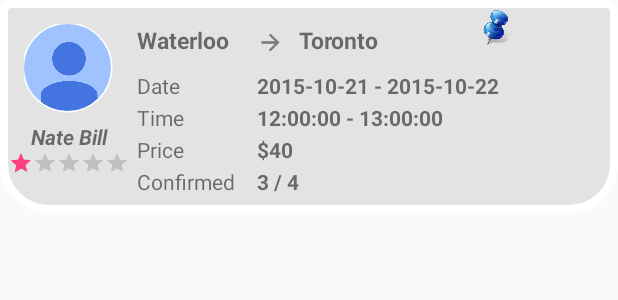
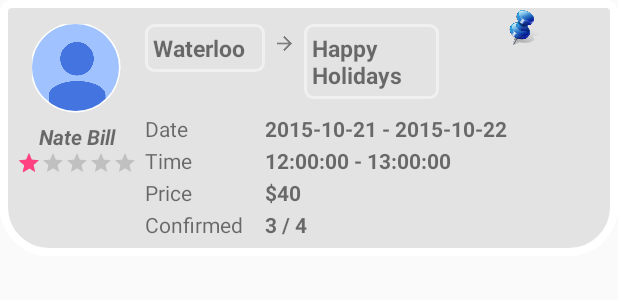
Before and after one commit to JohnLeeBUAA/CarLoop, an Android app: the layout item_carpool.xml on its own in the app's theme, with its tools: preview values and no code run, on a phone screen of 412 x 824 dp. Shown: the top 300 px of the screen. Run offline under Robolectric (Android 15) with nearby library versions, the phone set to English and light mode, and no system bars.

Commit message:
modified carpool item and make payment

```diff
--- /dev/null
+++ b/CarLoop/app/src/main/res/drawable/white_border.xml
@@ -0,0 +1,10 @@
+<?xml version="1.0" encoding="UTF-8"?>
+<shape xmlns:android="http://schemas.android.com/apk/res/android">
+    <corners android:topLeftRadius="5dp" android:topRightRadius="5dp"
+        android:bottomRightRadius="5dp" android:bottomLeftRadius="5dp"/>
+    <stroke
+        android:width="2dp"
+        android:color="#eaf1f1f1" />
+    <padding android:left="1dp" android:top="1dp"
+        android:right="1dp" android:bottom="1dp" />
+</shape>
--- a/CarLoop/app/src/main/res/layout/content_carpool_single.xml
+++ b/CarLoop/app/src/main/res/layout/content_carpool_single.xml
@@ -26,7 +26,7 @@
             android:gravity="center_horizontal">
 
             <LinearLayout
-                android:layout_weight="3"
+                android:layout_weight="4"
                 android:layout_width="wrap_content"
                 android:layout_height="wrap_content"
                 android:orientation="vertical"
@@ -68,16 +68,16 @@
                     android:layout_height="30dp"
                     android:src="@drawable/towards"
                     android:tint="#7d7d7d"
-                    android:layout_marginLeft="20dp"
+                    android:layout_marginLeft="5dp"
                     android:layout_gravity="center_vertical"/>
             </LinearLayout>
 
             <LinearLayout
-                android:layout_weight="3"
+                android:layout_weight="4"
                 android:layout_width="wrap_content"
                 android:layout_height="wrap_content"
                 android:orientation="vertical"
-                android:layout_marginLeft="20dp"
+                android:layout_marginLeft="0dp"
                 android:background="@drawable/single_border"
                 android:padding="5dp">
                 <LinearLayout
--- a/CarLoop/app/src/main/res/layout/content_make_payment.xml
+++ b/CarLoop/app/src/main/res/layout/content_make_payment.xml
@@ -107,14 +107,15 @@
             android:onClick="cancelPayment"
             android:layout_width="wrap_content"
             android:layout_height="wrap_content"
-            android:background="@drawable/single_border"/>
+            android:background="@drawable/single_border"
+            android:textColor="#a9a9a9"/>
         <Button
             android:text="\tPay With Paypal\t"
             android:onClick="makePayment"
             android:layout_width="wrap_content"
             android:layout_height="wrap_content"
             android:layout_marginLeft="10dp"
-            android:background="@drawable/select_border"/>
+            android:background="@drawable/single_border"/>
     </LinearLayout>
 
 </LinearLayout>
--- a/CarLoop/app/src/main/res/layout/item_carpool.xml
+++ b/CarLoop/app/src/main/res/layout/item_carpool.xml
@@ -14,7 +14,8 @@
         <LinearLayout
             android:orientation="vertical"
             android:layout_width="wrap_content"
-            android:layout_height="fill_parent">
+            android:layout_height="fill_parent"
+            android:layout_marginLeft="5dp">
             <com.buf.carloop.CircleView
                 android:id="@+id/item_driveravatar"
                 android:layout_width="60dp"
@@ -43,18 +44,63 @@
         </LinearLayout>
 
         <LinearLayout
-            android:layout_width="80dp"
-            android:layout_height="fill_parent"
-            android:orientation="vertical"
+            android:layout_width="match_parent"
+            android:layout_height="wrap_content"
+            android:orientation="vertical">
+
+            <LinearLayout
+                android:layout_width="match_parent"
+                android:layout_height="wrap_content"
+                android:orientation="horizontal"
                 android:layout_marginLeft="5dp">
                 <TextView
                     android:id="@+id/item_depart_loc"
-                android:layout_width="wrap_content"
+                    android:layout_width="80dp"
                     android:layout_height="wrap_content"
                     android:text="Waterloo"
                     android:textSize="15dp"
                     android:textStyle="bold"
-                android:layout_marginTop="10dp"/>
+                    android:layout_marginTop="10dp"
+                    android:padding="5dp"
+                    android:background="@drawable/white_border"
+                    android:layout_gravity="top"/>
+                <ImageView
+                    android:layout_width="15dp"
+                    android:layout_height="15dp"
+                    android:layout_marginTop="15dp"
+                    android:src="@drawable/towards"
+                    android:layout_marginLeft="5dp"
+                    android:tint="#7d7d7d"/>
+                <TextView
+                    android:id="@+id/item_desti_loc"
+                    android:layout_width="90dp"
+                    android:layout_height="wrap_content"
+                    android:text="Happy Holidays"
+                    android:textStyle="bold"
+                    android:textSize="15dp"
+                    android:layout_marginTop="10dp"
+                    android:layout_marginLeft="5dp"
+                    android:padding="5dp"
+                    android:background="@drawable/white_border"
+                    android:layout_gravity="top"/>
+                <ImageView
+                    android:layout_width="match_parent"
+                    android:layout_height="25dp"
+                    android:src="@drawable/pin"
+                    android:layout_gravity="right|top"/>
+
+            </LinearLayout>
+
+
+            <LinearLayout
+                android:layout_width="wrap_content"
+                android:layout_height="wrap_content"
+                android:orientation="horizontal"
+                android:layout_marginLeft="5dp">
+                <LinearLayout
+                    android:layout_width="80dp"
+                    android:layout_height="wrap_content"
+                    android:orientation="vertical">
                     <TextView
                         android:layout_width="wrap_content"
                         android:layout_height="wrap_content"
@@ -77,40 +123,11 @@
                         android:layout_marginTop="2dp"/>
                 </LinearLayout>
 
+
                 <LinearLayout
-            android:layout_width="match_parent"
+                    android:layout_width="wrap_content"
                     android:layout_height="fill_parent"
                     android:orientation="vertical">
-            <LinearLayout
-                android:layout_width="match_parent"
-                android:layout_height="wrap_content"
-                android:orientation="horizontal">
-                <LinearLayout
-                    android:layout_width="wrap_content"
-                    android:layout_height="wrap_content"
-                    android:orientation="horizontal">
-                    <ImageView
-                        android:layout_width="18dp"
-                        android:layout_height="18dp"
-                        android:layout_gravity="bottom"
-                        android:src="@drawable/towards"
-                        android:tint="#7d7d7d"/>
-                    <TextView
-                        android:id="@+id/item_desti_loc"
-                        android:layout_width="120dp"
-                        android:layout_height="wrap_content"
-                        android:text="Toronto"
-                        android:textStyle="bold"
-                        android:textSize="15dp"
-                        android:layout_marginTop="10dp"
-                        android:layout_marginLeft="10dp"/>
-                </LinearLayout>
-                <ImageView
-                    android:layout_width="25dp"
-                    android:layout_height="25dp"
-                    android:src="@drawable/pin"
-                    android:layout_gravity="right|top"/>
-            </LinearLayout>
                 <TextView
                     android:id="@+id/item_date"
                     android:layout_width="wrap_content"
@@ -157,7 +174,11 @@
                         android:text="4"
                         android:layout_marginTop="2dp"/>
                 </LinearLayout>
+                    </LinearLayout>
+            </LinearLayout>
+
+        </LinearLayout>
+
 
     </LinearLayout>
 </LinearLayout>
-</LinearLayout>
```
Lines whose indentation alone changed are shown as unchanged.
